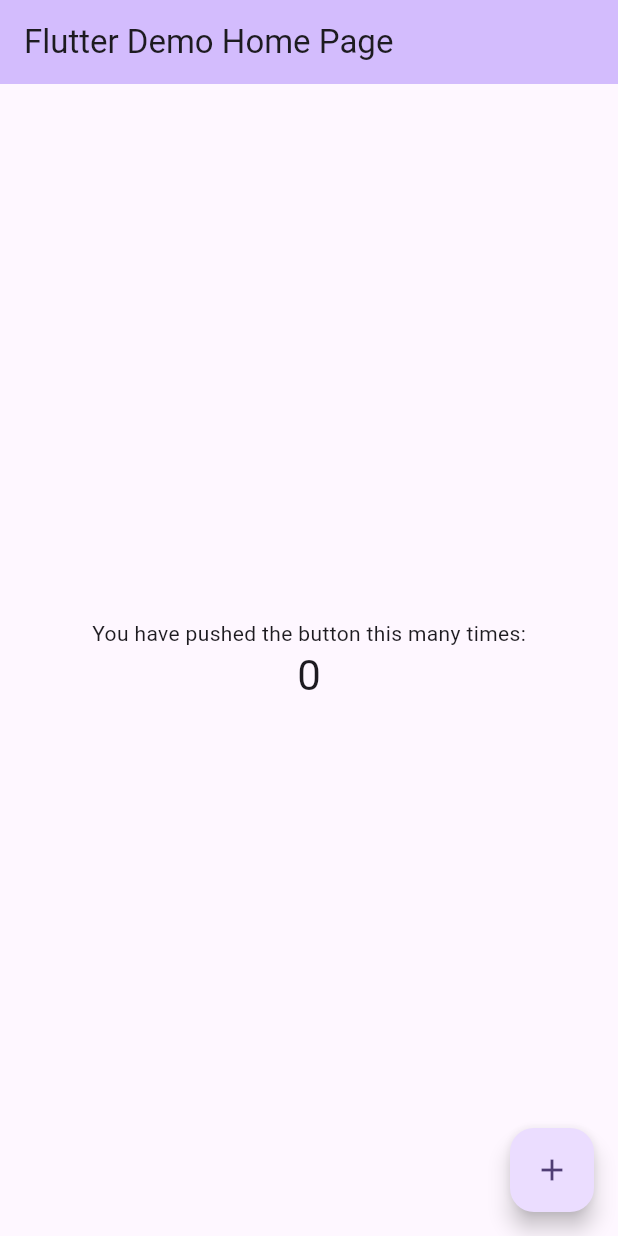
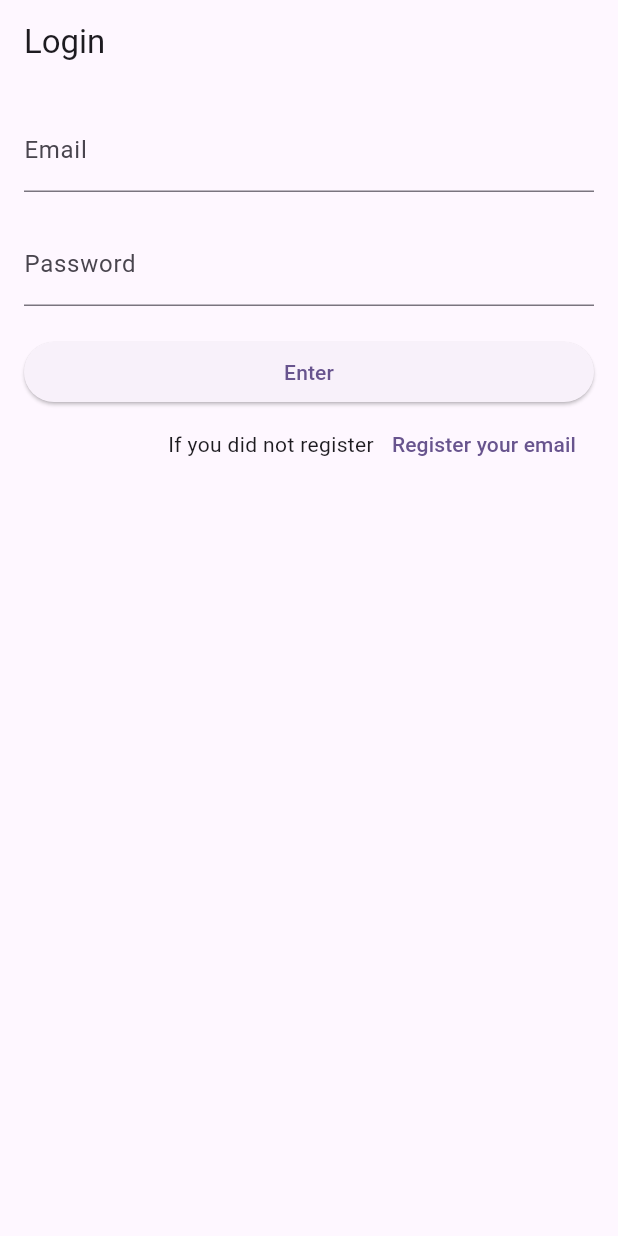
Before and after one commit to GwonHayeon/mobileAppDevelopment, a Flutter app: the screen it shows after launch, on a phone screen of 412 x 824 dp. Run offline on Flutter 3.47's test engine with Material 2 defaults, Android fonts, the phone set to English and light mode, and no system bars; our stand-ins replace firebase_auth, firebase_core; accounts and stored records are empty; generated files the repository leaves out were written again.

Commit message:
1123 video12 login&out

```diff
--- /dev/null
+++ b/lib/LoginPage.dart
@@ -0,0 +1,98 @@
+import 'package:flutter/material.dart';
+import 'package:firebase_auth/firebase_auth.dart';
+import 'package:flutterpractice/ChatPage.dart';
+import 'RegisterPage.dart';
+
+class LoginPage extends StatelessWidget {
+  const LoginPage({super.key});
+
+  @override
+  Widget build(BuildContext context) {
+    return Scaffold(
+      appBar: AppBar(
+        title: Text('Login'),
+      ),
+      body: LoginForm(),
+    );
+  }
+}
+
+class LoginForm extends StatefulWidget {
+  const LoginForm({super.key});
+
+  @override
+  State<LoginForm> createState() => _LoginFormState();
+}
+
+class _LoginFormState extends State<LoginForm> {
+  final _authentication = FirebaseAuth.instance;
+  final _formKey = GlobalKey<FormState>();
+  String email = '';
+  String password = '';
+
+  @override
+  Widget build(BuildContext context) {
+    return Padding(
+      padding: const EdgeInsets.all(16.0),
+      child: Form(
+        key: _formKey,
+        child: ListView(
+          children: [
+            TextFormField(
+              decoration: const InputDecoration(
+                labelText: 'Email',
+              ),
+              onChanged: (value) {
+                email = value;
+                print(email);
+              },
+            ),
+            const SizedBox(
+              height: 20,
+            ),
+            TextFormField(
+              obscureText: true,
+              decoration: const InputDecoration(labelText: 'Password'),
+              onChanged: (value) {
+                password = value;
+              },
+            ),
+            const SizedBox(
+              height: 20,
+            ),
+            ElevatedButton(
+                onPressed: () async {
+                  try {
+                    final currentUser =
+                    await _authentication.signInWithEmailAndPassword(
+                        email: email, password: password);
+
+                    if (currentUser.user != null) {
+                      _formKey.currentState!.reset();
+                    }
+                  } catch (e) {
+                    print(e);
+                  }
+                },
+                child: Text("Enter")),
+            Row(
+              mainAxisAlignment: MainAxisAlignment.end,
+              children: [
+                Text("If you did not register"),
+                TextButton(
+                  onPressed: () {
+                    Navigator.push(
+                        context,
+                        MaterialPageRoute(
+                            builder: (context) => RegisterPage()));
+                  },
+                  child: Text('Register your email'),
+                )
+              ],
+            )
+          ],
+        ),
+      ),
+    );
+  }
+}
--- a/lib/main.dart
+++ b/lib/main.dart
@@ -1,13 +1,17 @@
+import 'package:firebase_auth/firebase_auth.dart';
 import 'package:flutter/material.dart';
 import 'package:firebase_core/firebase_core.dart';
+import 'package:flutterpractice/ChatPage.dart';
 import 'firebase_options.dart';
+import 'LoginPage.dart';
+
 
 void main() async{
   WidgetsFlutterBinding.ensureInitialized();
   await Firebase.initializeApp(
     options: DefaultFirebaseOptions.currentPlatform,
   );
-  runApp(MyApp());
+  runApp(const MyApp());
 }
 
 class MyApp extends StatelessWidget {
@@ -19,113 +23,20 @@ class MyApp extends StatelessWidget {
     return MaterialApp(
       title: 'Flutter Demo',
       theme: ThemeData(
-        // This is the theme of your application.
-        //
-        // TRY THIS: Try running your application with "flutter run". You'll see
-        // the application has a blue toolbar. Then, without quitting the app,
-        // try changing the seedColor in the colorScheme below to Colors.green
-        // and then invoke "hot reload" (save your changes or press the "hot
-        // reload" button in a Flutter-supported IDE, or press "r" if you used
-        // the command line to start the app).
-        //
-        // Notice that the counter didn't reset back to zero; the application
-        // state is not lost during the reload. To reset the state, use hot
-        // restart instead.
-        //
-        // This works for code too, not just values: Most code changes can be
-        // tested with just a hot reload.
         colorScheme: ColorScheme.fromSeed(seedColor: Colors.deepPurple),
         useMaterial3: true,
       ),
-      home: const MyHomePage(title: 'Flutter Demo Home Page'),
+      home: StreamBuilder(
+        stream: FirebaseAuth.instance.authStateChanges(), //인증상태를 구독
+        builder: (context, snapshot){
+          //변화 시점에 스냅샷
+          if(snapshot.hasData){
+            return const ChatPage();
+          }else{
+            return const LoginPage();
+          }
+        },
+      ),
     );
   }
 }
-
-class MyHomePage extends StatefulWidget {
-  const MyHomePage({super.key, required this.title});
-
-  // This widget is the home page of your application. It is stateful, meaning
-  // that it has a State object (defined below) that contains fields that affect
-  // how it looks.
-
-  // This class is the configuration for the state. It holds the values (in this
-  // case the title) provided by the parent (in this case the App widget) and
-  // used by the build method of the State. Fields in a Widget subclass are
-  // always marked "final".
-
-  final String title;
-
-  @override
-  State<MyHomePage> createState() => _MyHomePageState();
-}
-
-class _MyHomePageState extends State<MyHomePage> {
-  int _counter = 0;
-
-  void _incrementCounter() {
-    setState(() {
-      // This call to setState tells the Flutter framework that something has
-      // changed in this State, which causes it to rerun the build method below
-      // so that the display can reflect the updated values. If we changed
-      // _counter without calling setState(), then the build method would not be
-      // called again, and so nothing would appear to happen.
-      _counter++;
-    });
-  }
-
-  @override
-  Widget build(BuildContext context) {
-    // This method is rerun every time setState is called, for instance as done
-    // by the _incrementCounter method above.
-    //
-    // The Flutter framework has been optimized to make rerunning build methods
-    // fast, so that you can just rebuild anything that needs updating rather
-    // than having to individually change instances of widgets.
-    return Scaffold(
-      appBar: AppBar(
-        // TRY THIS: Try changing the color here to a specific color (to
-        // Colors.amber, perhaps?) and trigger a hot reload to see the AppBar
-        // change color while the other colors stay the same.
-        backgroundColor: Theme.of(context).colorScheme.inversePrimary,
-        // Here we take the value from the MyHomePage object that was created by
-        // the App.build method, and use it to set our appbar title.
-        title: Text(widget.title),
-      ),
-      body: Center(
-        // Center is a layout widget. It takes a single child and positions it
-        // in the middle of the parent.
-        child: Column(
-          // Column is also a layout widget. It takes a list of children and
-          // arranges them vertically. By default, it sizes itself to fit its
-          // children horizontally, and tries to be as tall as its parent.
-          //
-          // Column has various properties to control how it sizes itself and
-          // how it positions its children. Here we use mainAxisAlignment to
-          // center the children vertically; the main axis here is the vertical
-          // axis because Columns are vertical (the cross axis would be
-          // horizontal).
-          //
-          // TRY THIS: Invoke "debug painting" (choose the "Toggle Debug Paint"
-          // action in the IDE, or press "p" in the console), to see the
-          // wireframe for each widget.
-          mainAxisAlignment: MainAxisAlignment.center,
-          children: <Widget>[
-            const Text(
-              'You have pushed the button this many times:',
-            ),
-            Text(
-              '$_counter',
-              style: Theme.of(context).textTheme.headlineMedium,
-            ),
-          ],
-        ),
-      ),
-      floatingActionButton: FloatingActionButton(
-        onPressed: _incrementCounter,
-        tooltip: 'Increment',
-        child: const Icon(Icons.add),
-      ), // This trailing comma makes auto-formatting nicer for build methods.
-    );
-  }
-}
--- a/pubspec.yaml
+++ b/pubspec.yaml
@@ -37,6 +37,7 @@ dependencies:
   cupertino_icons: ^1.0.2
   provider: ^6.0.4
   firebase_core: ^2.22.0
+  firebase_auth: ^4.14.1
 dev_dependencies:
   flutter_test:
     sdk: flutter
```
Also changed, not shown: lib/ChatPage.dart (added, +68 -0 lines), lib/RegisterPage.dart (added, +102 -0 lines), lib/SuccessRegister.dart (added, +32 -0 lines), pubspec.lock.
